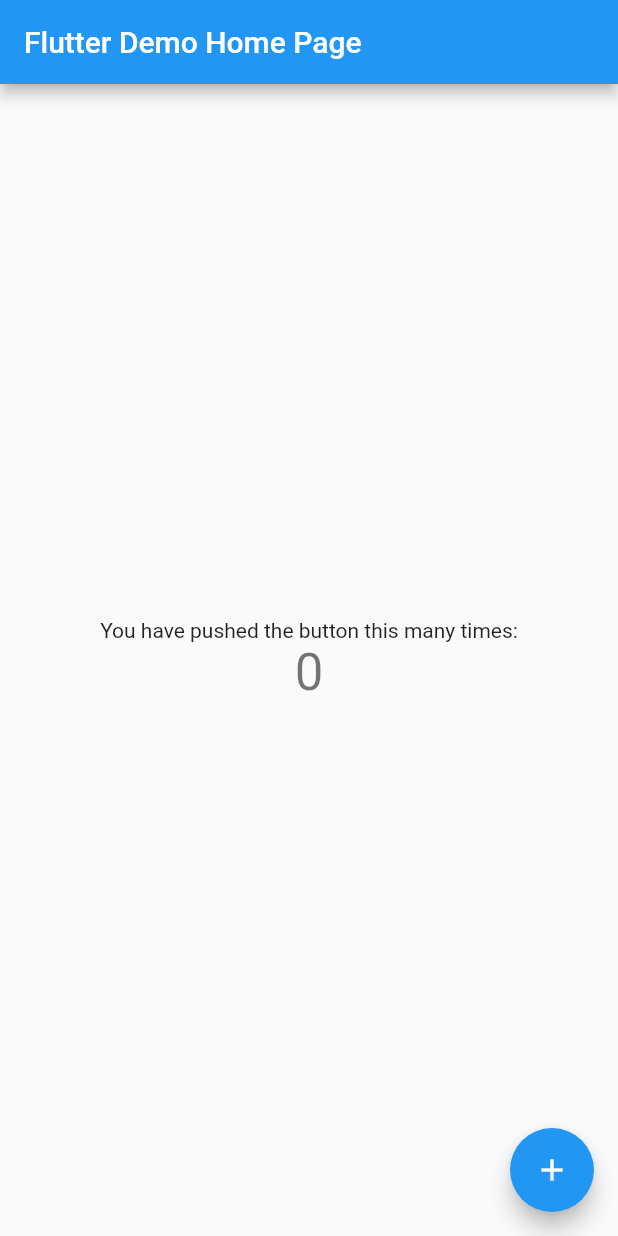
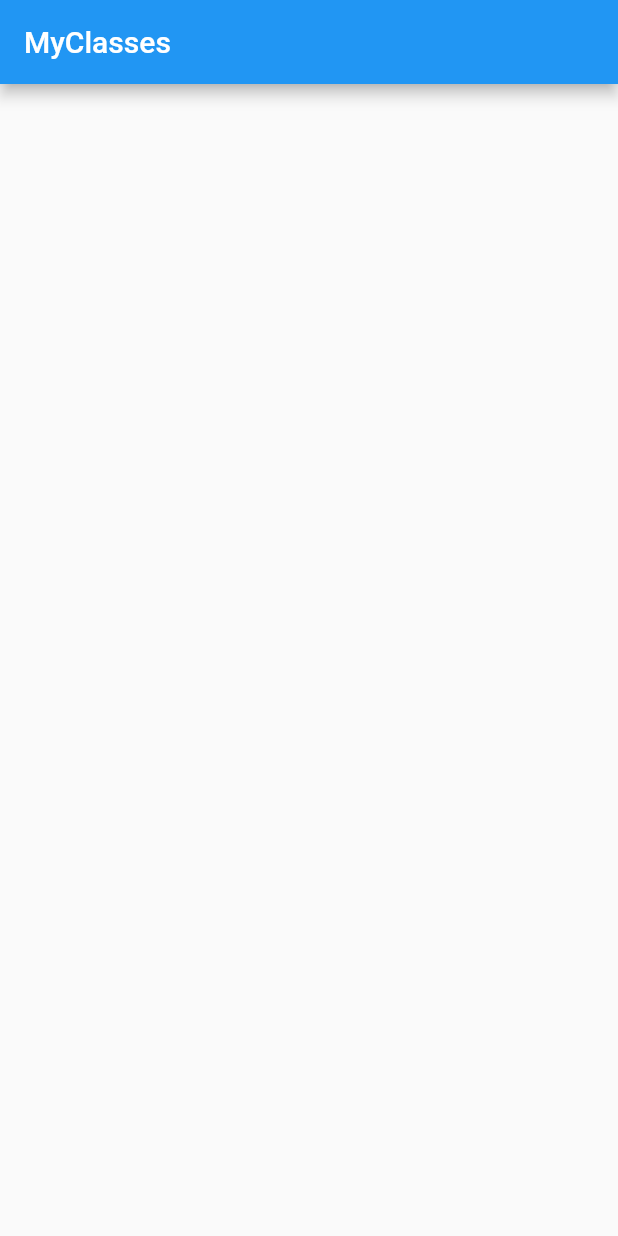
Before and after one commit to al-habibi-1107/routine_app-1, a Flutter app: the screen it shows after launch, on a phone screen of 412 x 824 dp. Run offline on Flutter 3.47's test engine with Material 2 defaults, Android fonts, the phone set to English and light mode, and no system bars.

Commit message:
initial commit

```diff
--- a/lib/main.dart
+++ b/lib/main.dart
@@ -1,4 +1,9 @@
 import 'package:flutter/material.dart';
+
+
+
+import './screens/homescreen.dart';
+
 
 void main() {
   runApp(MyApp());
@@ -9,7 +14,8 @@ class MyApp extends StatelessWidget {
   @override
   Widget build(BuildContext context) {
     return MaterialApp(
-      title: 'Flutter Demo',
+      debugShowCheckedModeBanner: false,
+      title: 'Routine App',
       theme: ThemeData(
         // This is the theme of your application.
         //
@@ -26,92 +32,7 @@ class MyApp extends StatelessWidget {
         // closer together (more dense) than on mobile platforms.
         visualDensity: VisualDensity.adaptivePlatformDensity,
       ),
-      home: MyHomePage(title: 'Flutter Demo Home Page'),
+      home: HomeScreen()
     );
   }
 }
-
-class MyHomePage extends StatefulWidget {
-  MyHomePage({Key key, this.title}) : super(key: key);
-
-  // This widget is the home page of your application. It is stateful, meaning
-  // that it has a State object (defined below) that contains fields that affect
-  // how it looks.
-
-  // This class is the configuration for the state. It holds the values (in this
-  // case the title) provided by the parent (in this case the App widget) and
-  // used by the build method of the State. Fields in a Widget subclass are
-  // always marked "final".
-
-  final String title;
-
-  @override
-  _MyHomePageState createState() => _MyHomePageState();
-}
-
-class _MyHomePageState extends State<MyHomePage> {
-  int _counter = 0;
-
-  void _incrementCounter() {
-    setState(() {
-      // This call to setState tells the Flutter framework that something has
-      // changed in this State, which causes it to rerun the build method below
-      // so that the display can reflect the updated values. If we changed
-      // _counter without calling setState(), then the build method would not be
-      // called again, and so nothing would appear to happen.
-      _counter++;
-    });
-  }
-
-  @override
-  Widget build(BuildContext context) {
-    // This method is rerun every time setState is called, for instance as done
-    // by the _incrementCounter method above.
-    //
-    // The Flutter framework has been optimized to make rerunning build methods
-    // fast, so that you can just rebuild anything that needs updating rather
-    // than having to individually change instances of widgets.
-    return Scaffold(
-      appBar: AppBar(
-        // Here we take the value from the MyHomePage object that was created by
-        // the App.build method, and use it to set our appbar title.
-        title: Text(widget.title),
-      ),
-      body: Center(
-        // Center is a layout widget. It takes a single child and positions it
-        // in the middle of the parent.
-        child: Column(
-          // Column is also a layout widget. It takes a list of children and
-          // arranges them vertically. By default, it sizes itself to fit its
-          // children horizontally, and tries to be as tall as its parent.
-          //
-          // Invoke "debug painting" (press "p" in the console, choose the
-          // "Toggle Debug Paint" action from the Flutter Inspector in Android
-          // Studio, or the "Toggle Debug Paint" command in Visual Studio Code)
-          // to see the wireframe for each widget.
-          //
-          // Column has various properties to control how it sizes itself and
-          // how it positions its children. Here we use mainAxisAlignment to
-          // center the children vertically; the main axis here is the vertical
-          // axis because Columns are vertical (the cross axis would be
-          // horizontal).
-          mainAxisAlignment: MainAxisAlignment.center,
-          children: <Widget>[
-            Text(
-              'You have pushed the button this many times:',
-            ),
-            Text(
-              '$_counter',
-              style: Theme.of(context).textTheme.headline4,
-            ),
-          ],
-        ),
-      ),
-      floatingActionButton: FloatingActionButton(
-        onPressed: _incrementCounter,
-        tooltip: 'Increment',
-        child: Icon(Icons.add),
-      ), // This trailing comma makes auto-formatting nicer for build methods.
-    );
-  }
-}
--- /dev/null
+++ b/lib/screens/homescreen.dart
@@ -0,0 +1,15 @@
+import 'package:flutter/material.dart';
+
+
+class HomeScreen extends StatelessWidget {
+  @override
+  Widget build(BuildContext context) {
+    return Scaffold(
+      appBar: AppBar(title: Text('MyClasses'),
+
+      ),
+      body: Container(),
+
+    );
+  }
+}
```
